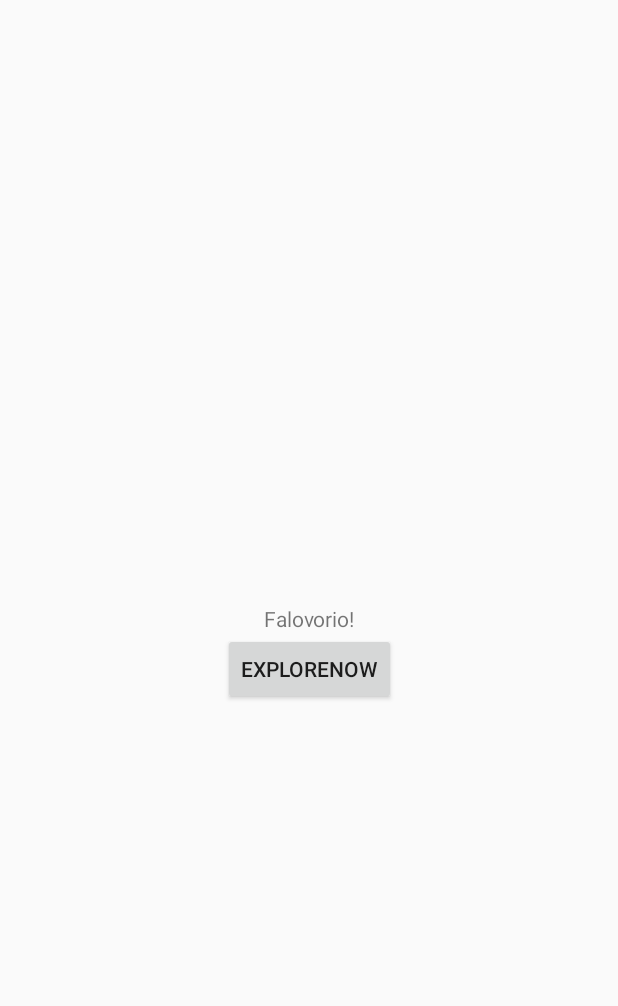
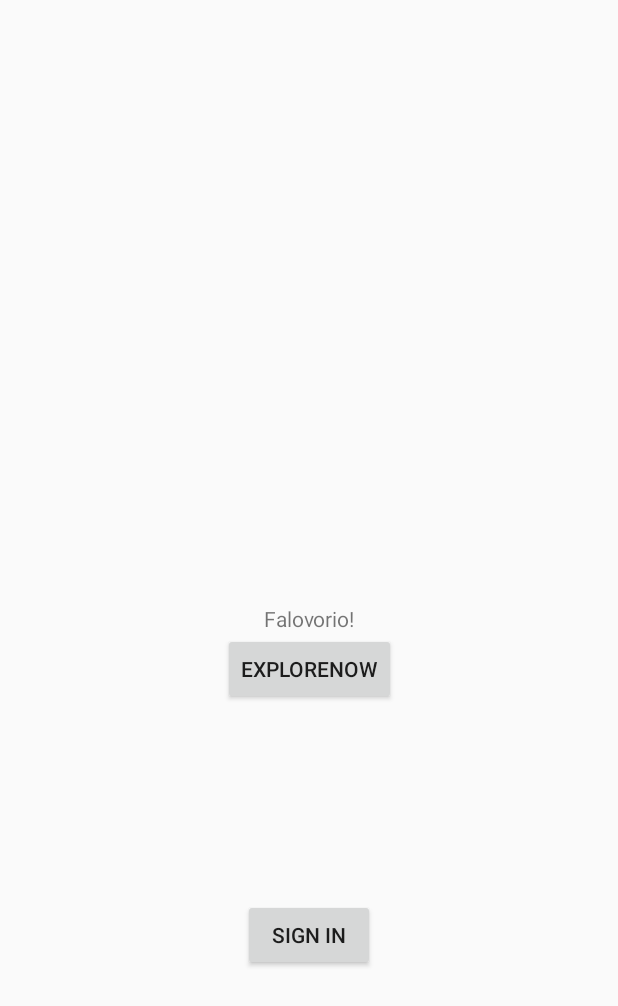
Before and after one commit to moehaymanmyint/Flavorio_App, an Android app: the layout activity_main.xml on its own in the app's theme, with its tools: preview values and no code run, on a phone screen of 412 x 824 dp. Shown: the top 1006 px of the screen. Run offline under Robolectric (Android 15) with nearby library versions, the phone set to English and light mode, and no system bars; Roboto replaces fonts that are not available here.

Commit message:
Added button

```diff
--- a/app/src/main/res/layout/activity_main.xml
+++ b/app/src/main/res/layout/activity_main.xml
@@ -25,5 +25,15 @@
         app:layout_constraintStart_toStartOf="parent"
         app:layout_constraintTop_toBottomOf="@+id/textView" />
 
+    <Button
+        android:id="@+id/button"
+        android:layout_width="wrap_content"
+        android:layout_height="wrap_content"
+        android:text="Sign in"
+        app:layout_constraintBottom_toBottomOf="parent"
+        app:layout_constraintEnd_toEndOf="parent"
+        app:layout_constraintStart_toStartOf="parent"
+        app:layout_constraintTop_toBottomOf="@+id/textView" />
+
 
 </androidx.constraintlayout.widget.ConstraintLayout>
```
